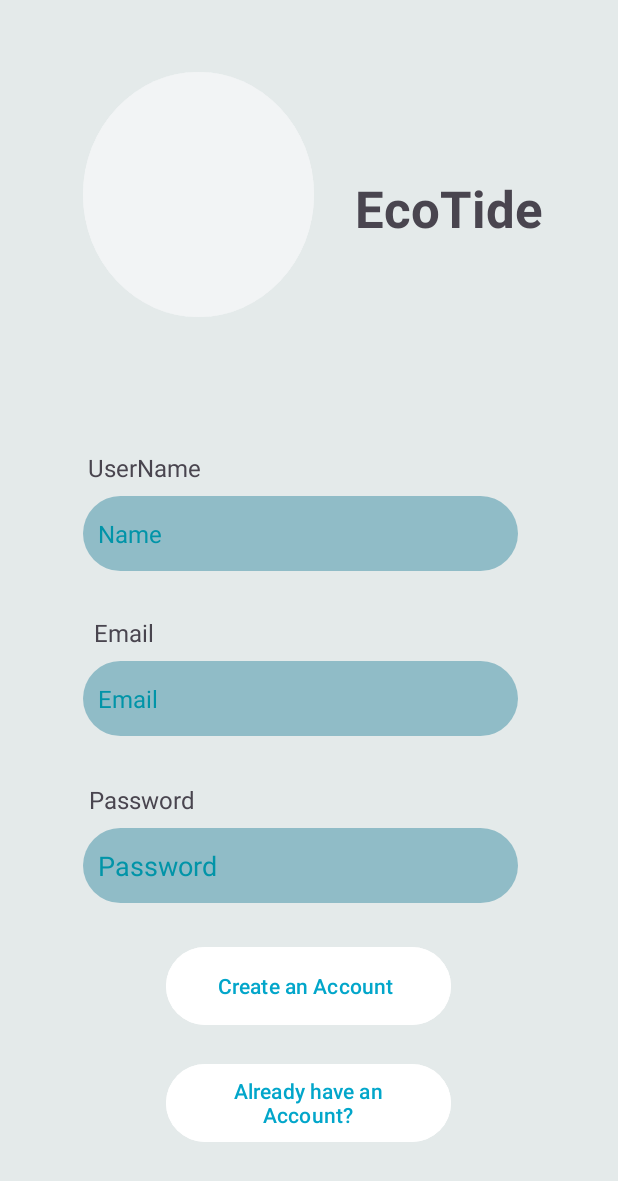
After one commit to NasaTeamForaneos/Nasa-Project, an Android app: the layout activity_sign_up.xml on its own in the app's theme, with its tools: preview values and no code run, on a phone screen of 412 x 824 dp. The commit adds this screen. Shown: the top 1181 px of the screen. Run offline under Robolectric (Android 15) with nearby library versions, the phone set to English and light mode, and no system bars.

Commit message:
feat: sign up view

```diff
--- a/app/src/main/AndroidManifest.xml
+++ b/app/src/main/AndroidManifest.xml
@@ -13,6 +13,9 @@
         android:theme="@style/Theme.NasaProject"
         tools:targetApi="31">
         <activity
+            android:name=".sign_up"
+            android:exported="false" />
+        <activity
             android:name=".LoadingActivity"
             android:exported="false" />
         <activity
--- a/app/src/main/java/com/example/nasa_project/MainActivity.java
+++ b/app/src/main/java/com/example/nasa_project/sign_up.java
@@ -4,11 +4,11 @@ import androidx.appcompat.app.AppCompatActivity;
 
 import android.os.Bundle;
 
-public class MainActivity extends AppCompatActivity {
+public class sign_up extends AppCompatActivity {
 
     @Override
     protected void onCreate(Bundle savedInstanceState) {
         super.onCreate(savedInstanceState);
-        setContentView(R.layout.activity_loading);
+        setContentView(R.layout.activity_sign_up);
     }
 }
--- /dev/null
+++ b/app/src/main/res/drawable/rounded_box.xml
@@ -0,0 +1,9 @@
+<?xml version="1.0" encoding="utf-8"?>
+<selector xmlns:android="http://schemas.android.com/apk/res/android">
+    <item>
+        <shape android:shape="rectangle">
+            <corners android:radius="30dp" />
+            <solid android:color="@color/blueBox"/>
+        </shape>
+    </item>
+</selector>
--- /dev/null
+++ b/app/src/main/res/layout/activity_sign_up.xml
@@ -0,0 +1,156 @@
+<?xml version="1.0" encoding="utf-8"?>
+<androidx.constraintlayout.widget.ConstraintLayout xmlns:android="http://schemas.android.com/apk/res/android"
+    xmlns:app="http://schemas.android.com/apk/res-auto"
+    xmlns:tools="http://schemas.android.com/tools"
+    android:layout_width="match_parent"
+    android:layout_height="match_parent"
+    android:background="@color/backColor"
+    tools:context=".sign_up">
+
+    <TextView
+        android:id="@+id/textView"
+        android:layout_width="wrap_content"
+        android:layout_height="wrap_content"
+        android:layout_marginStart="50dp"
+        android:layout_marginTop="116dp"
+        android:layout_marginEnd="50dp"
+        android:text="@string/title"
+        android:textSize="34sp"
+        android:textStyle="bold"
+        app:layout_constraintEnd_toEndOf="parent"
+        app:layout_constraintHorizontal_bias="1.0"
+        app:layout_constraintStart_toStartOf="parent"
+        app:layout_constraintTop_toTopOf="parent" />
+
+    <ImageView
+        android:id="@+id/imageView2"
+        android:layout_width="154dp"
+        android:layout_height="163dp"
+        android:layout_marginTop="48dp"
+        android:background="@drawable/circle_shape"
+        android:contentDescription="@string/app_name"
+        android:src="@mipmap/application_logo_foreground"
+        app:layout_constraintEnd_toEndOf="parent"
+        app:layout_constraintHorizontal_bias="0.214"
+        app:layout_constraintStart_toStartOf="parent"
+        app:layout_constraintTop_toTopOf="parent"
+        tools:srcCompat="@drawable/circle_shape" />
+
+    <EditText
+        android:id="@+id/editTextTextPassword"
+        android:layout_width="290dp"
+        android:layout_height="50dp"
+        android:background="@drawable/rounded_box"
+        android:ems="10"
+        android:hint="Password"
+        android:inputType="textPassword"
+        android:paddingStart="10dp"
+        android:textColorHint="@color/blueText"
+        app:layout_constraintBottom_toBottomOf="parent"
+        app:layout_constraintEnd_toEndOf="parent"
+        app:layout_constraintHorizontal_bias="0.454"
+        app:layout_constraintStart_toStartOf="parent"
+        app:layout_constraintTop_toTopOf="parent"
+        app:layout_constraintVertical_bias="0.713" />
+
+    <TextView
+        android:id="@+id/textView6"
+        android:layout_width="wrap_content"
+        android:layout_height="wrap_content"
+        android:layout_marginBottom="8dp"
+        android:text="Email"
+        android:textSize="16sp"
+        app:layout_constraintBottom_toTopOf="@+id/editTextTextEmailAddress"
+        app:layout_constraintEnd_toEndOf="parent"
+        app:layout_constraintHorizontal_bias="0.169"
+        app:layout_constraintStart_toStartOf="parent" />
+
+    <EditText
+        android:id="@+id/editTextText3"
+        android:layout_width="290dp"
+        android:layout_height="50dp"
+        android:background="@drawable/rounded_box"
+        android:ems="10"
+        android:hint="Name"
+        android:inputType="text"
+        android:paddingStart="10dp"
+        android:textColorHint="@color/blueText"
+        android:textSize="16sp"
+        app:layout_constraintBottom_toBottomOf="parent"
+        app:layout_constraintEnd_toEndOf="parent"
+        app:layout_constraintHorizontal_bias="0.454"
+        app:layout_constraintStart_toStartOf="parent"
+        app:layout_constraintTop_toTopOf="parent"
+        app:layout_constraintVertical_bias="0.427" />
+
+    <TextView
+        android:id="@+id/textView5"
+        android:layout_width="wrap_content"
+        android:layout_height="wrap_content"
+        android:layout_marginBottom="8dp"
+        android:text="UserName "
+        android:textSize="16sp"
+        app:layout_constraintBottom_toTopOf="@+id/editTextText3"
+        app:layout_constraintEnd_toEndOf="parent"
+        app:layout_constraintHorizontal_bias="0.177"
+        app:layout_constraintStart_toStartOf="parent" />
+
+    <EditText
+        android:id="@+id/editTextTextEmailAddress"
+        android:layout_width="290dp"
+        android:layout_height="50dp"
+        android:background="@drawable/rounded_box"
+        android:ems="10"
+        android:hint="Email"
+        android:inputType="textEmailAddress"
+        android:paddingStart="10dp"
+        android:textColorHint="@color/blueText"
+        android:textSize="16sp"
+        app:layout_constraintBottom_toBottomOf="parent"
+        app:layout_constraintEnd_toEndOf="parent"
+        app:layout_constraintHorizontal_bias="0.454"
+        app:layout_constraintStart_toStartOf="parent"
+        app:layout_constraintTop_toTopOf="parent"
+        app:layout_constraintVertical_bias="0.569" />
+
+    <TextView
+        android:id="@+id/textView8"
+        android:layout_width="wrap_content"
+        android:layout_height="wrap_content"
+        android:layout_marginBottom="8dp"
+        android:text="Password"
+        android:textSize="16sp"
+        app:layout_constraintBottom_toTopOf="@+id/editTextTextPassword"
+        app:layout_constraintEnd_toEndOf="parent"
+        app:layout_constraintHorizontal_bias="0.174"
+        app:layout_constraintStart_toStartOf="parent" />
+
+    <Button
+        android:id="@+id/button"
+        android:layout_width="190dp"
+        android:layout_height="60dp"
+        android:text="Create an Account "
+        android:textColor="@color/blueTextButton"
+        android:backgroundTint="@color/whiteButton"
+        app:layout_constraintBottom_toBottomOf="parent"
+        app:layout_constraintEnd_toEndOf="parent"
+        app:layout_constraintHorizontal_bias="0.497"
+        app:layout_constraintStart_toStartOf="parent"
+        app:layout_constraintTop_toTopOf="parent"
+        app:layout_constraintVertical_bias="0.821" />
+
+    <Button
+        android:id="@+id/button2"
+        android:layout_width="190dp"
+        android:layout_height="60dp"
+        android:text="Already have an Account?"
+        android:textColor="@color/blueTextButton"
+        android:backgroundTint="@color/whiteButton"
+        app:layout_constraintBottom_toBottomOf="parent"
+        app:layout_constraintEnd_toEndOf="parent"
+        app:layout_constraintHorizontal_bias="0.497"
+        app:layout_constraintStart_toStartOf="parent"
+        app:layout_constraintTop_toTopOf="parent"
+        app:layout_constraintVertical_bias="0.923" />
+
+</androidx.constraintlayout.widget.ConstraintLayout>
--- a/app/src/main/res/values/colors.xml
+++ b/app/src/main/res/values/colors.xml
@@ -4,4 +4,11 @@
     <color name="white">#FFFFFFFF</color>
     <color name="offWhite">#F2F4F5</color>
     <color name="gray">#E4EAEA</color>
+    <color name="blueBox">#90BCC7</color>
+    <color name="blueText">#0194A8</color>
+    <color name="backColor">#E4EAEA</color>
+    <color name="whiteButton">#FFFFFF</color>
+    <color name="blueTextButton">#02A6CA</color>>
+
+
 </resources>
--- a/app/src/main/res/values/strings.xml
+++ b/app/src/main/res/values/strings.xml
@@ -1,5 +1,6 @@
 <resources>
     <string name="app_name">Eco Tiles</string>
     <string name="welcome_string">Welcome!</string>
+    <string name="title">EcoTide</string>
     <string name="acronym">Understanding Water, Protecting Nature</string>
 </resources>
```
